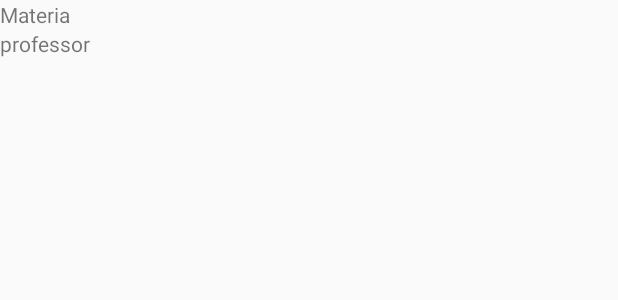
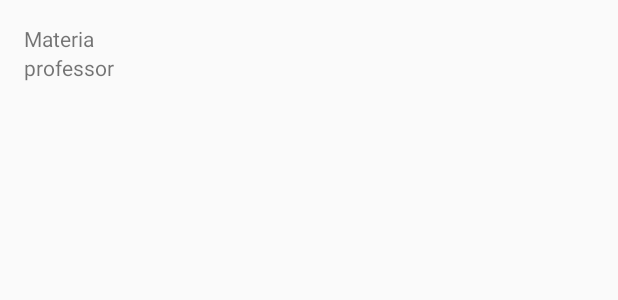
Before and after one commit to kibutzzz/SistemaEscolar, an Android app: the layout list_item_materia.xml on its own in the app's theme, with its tools: preview values and no code run, on a phone screen of 412 x 824 dp. Shown: the top 300 px of the screen. Run offline under Robolectric (Android 15) with nearby library versions, the phone set to English and light mode, and no system bars.

```diff
--- a/app/src/main/res/layout/list_item_materia.xml
+++ b/app/src/main/res/layout/list_item_materia.xml
@@ -1,14 +1,17 @@
 <?xml version="1.0" encoding="utf-8"?>
 <LinearLayout xmlns:android="http://schemas.android.com/apk/res/android"
     android:orientation="vertical" android:layout_width="match_parent"
-    android:layout_height="match_parent">
+    android:layout_height="match_parent"
+    android:padding="16dp">
     <android.support.v7.widget.AppCompatTextView
+        android:id="@+id/view_id"
         android:layout_width="wrap_content"
         android:layout_height="wrap_content"
         android:text="Materia"/>
     <android.support.v7.widget.AppCompatTextView
         android:layout_width="wrap_content"
         android:layout_height="wrap_content"
+        android:id="@+id/view_nome"
         android:text="professor"/>
 
 
```
Also changed, not shown: app/src/main/java/com/example/a20151inf0107/sistemaescolar/BancoController.java (+20 -0 lines), app/src/main/java/com/example/a20151inf0107/sistemaescolar/MainActivity.java (+17 -0 lines).
